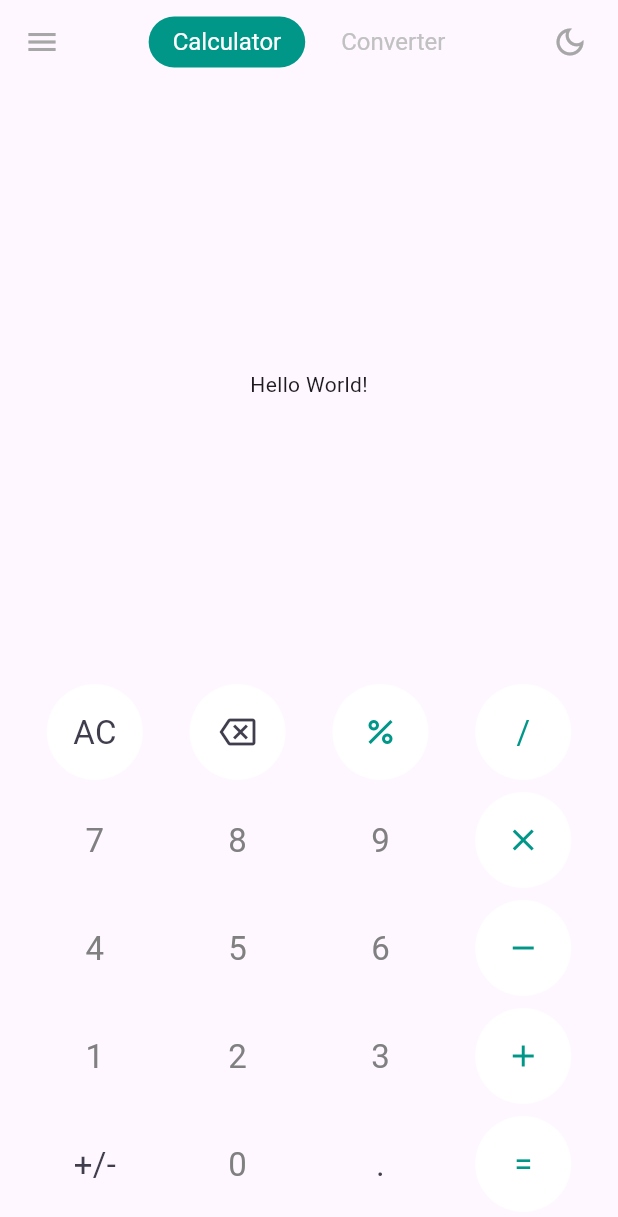
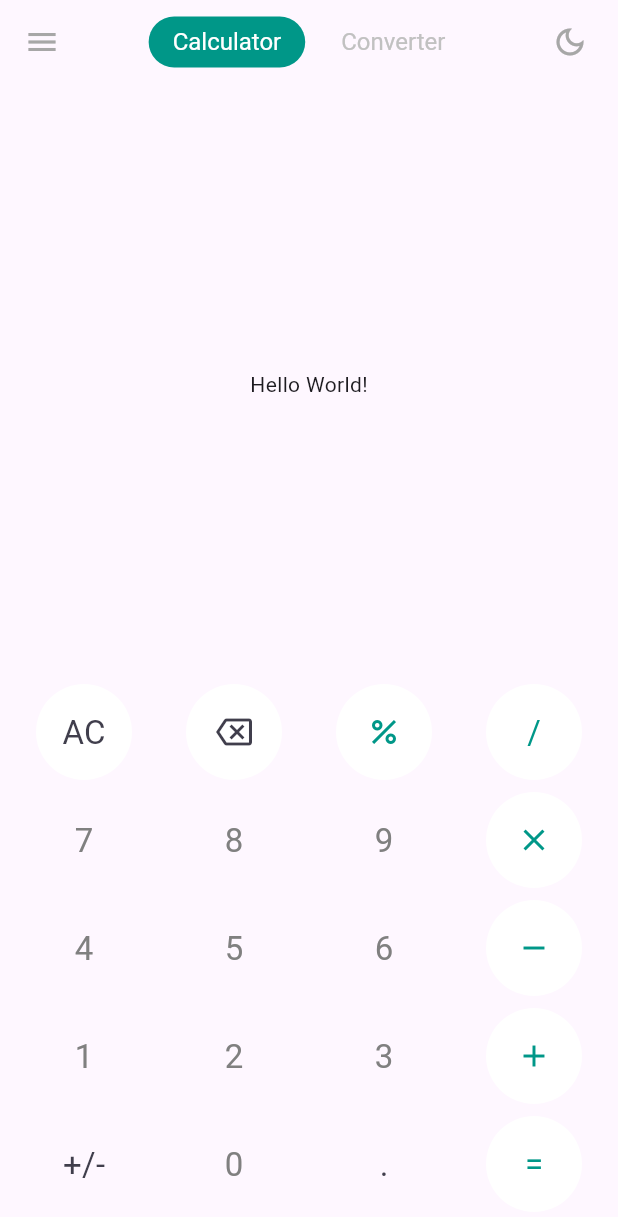
Before and after one commit to brighta19/calq_app, a Flutter app: the screen it shows after launch, on a phone screen of 412 x 824 dp. Shown: the top 1217 px of the screen. Run offline on Flutter 3.47's test engine with Material 3 defaults, Android fonts, the phone set to English and light mode, and no system bars.

Commit message:
update: styling changes

```diff
--- a/lib/main.dart
+++ b/lib/main.dart
@@ -14,7 +14,9 @@ class MainApp extends StatelessWidget {
       debugShowCheckedModeBanner: false,
       home: Scaffold(
         appBar: _buildAppBar(),
-        body: const Column(
+        body: const Padding(
+          padding: EdgeInsets.symmetric(horizontal: 24),
+          child: Column(
             children: [
               Expanded(
                 child: Center(
@@ -24,6 +26,7 @@ class MainApp extends StatelessWidget {
               ButtonPad(),
               SizedBox(height: 16),
             ],
+          ),
         ),
       ),
     );
--- a/lib/widgets/button_pad.dart
+++ b/lib/widgets/button_pad.dart
@@ -8,7 +8,7 @@ class ButtonPad extends StatelessWidget {
     return Column(
       children: [
         Row(
-          mainAxisAlignment: MainAxisAlignment.spaceEvenly,
+          mainAxisAlignment: MainAxisAlignment.spaceBetween,
           children: [
             _buildButton(
               text: "AC",
@@ -40,7 +40,7 @@ class ButtonPad extends StatelessWidget {
         ),
         const SizedBox(height: 8),
         Row(
-          mainAxisAlignment: MainAxisAlignment.spaceEvenly,
+          mainAxisAlignment: MainAxisAlignment.spaceBetween,
           children: [
             _buildButton(
               text: "7",
@@ -70,7 +70,7 @@ class ButtonPad extends StatelessWidget {
         ),
         const SizedBox(height: 8),
         Row(
-          mainAxisAlignment: MainAxisAlignment.spaceEvenly,
+          mainAxisAlignment: MainAxisAlignment.spaceBetween,
           children: [
             _buildButton(
               text: "4",
@@ -100,7 +100,7 @@ class ButtonPad extends StatelessWidget {
         ),
         const SizedBox(height: 8),
         Row(
-          mainAxisAlignment: MainAxisAlignment.spaceEvenly,
+          mainAxisAlignment: MainAxisAlignment.spaceBetween,
           children: [
             _buildButton(
               text: "1",
@@ -130,7 +130,7 @@ class ButtonPad extends StatelessWidget {
         ),
         const SizedBox(height: 8),
         Row(
-          mainAxisAlignment: MainAxisAlignment.spaceEvenly,
+          mainAxisAlignment: MainAxisAlignment.spaceBetween,
           children: [
             _buildButton(
               text: "+/-",
```
Lines whose indentation alone changed are shown as unchanged.
